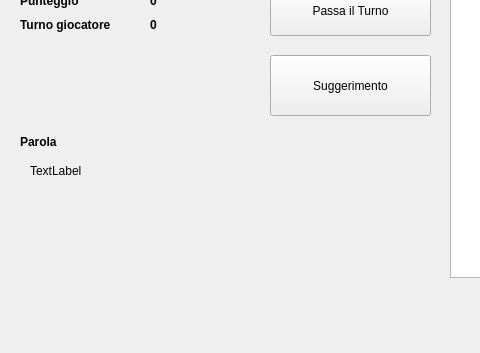
Before: the Qt Designer form UpWords/mainwindow.ui in giogandola98/UpWords, drawn with Qt 5; both pictures show x 0 to 480 and y 251 to 604 of the 914 by 604 pixel window.
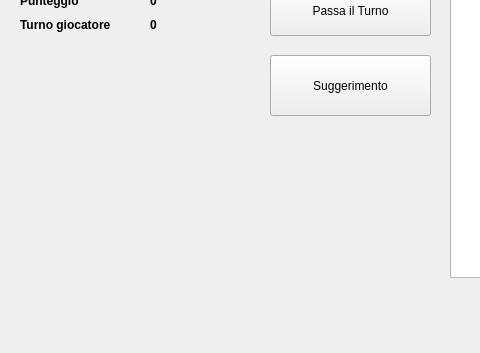
After: the same form once the commit is applied.

The edit to the form file:
```diff
--- a/UpWords/mainwindow.ui
+++ b/UpWords/mainwindow.ui
@@ -36,25 +36,6 @@
      <string>Lettere</string>
     </property>
    </widget>
-   <widget class="QLabel" name="label_2">
-    <property name="geometry">
-     <rect>
-      <x>20</x>
-      <y>350</y>
-      <width>47</width>
-      <height>13</height>
-     </rect>
-    </property>
-    <property name="font">
-     <font>
-      <weight>75</weight>
-      <bold>true</bold>
-     </font>
-    </property>
-    <property name="text">
-     <string>Parola</string>
-    </property>
-   </widget>
    <widget class="QPushButton" name="pushButton_6">
     <property name="geometry">
      <rect>
@@ -129,25 +110,6 @@
      <number>0</number>
     </property>
    </widget>
-   <widget class="QLabel" name="label_4">
-    <property name="geometry">
-     <rect>
-      <x>30</x>
-      <y>370</y>
-      <width>301</width>
-      <height>31</height>
-     </rect>
-    </property>
-    <property name="font">
-     <font>
-      <weight>50</weight>
-      <bold>false</bold>
-     </font>
-    </property>
-    <property name="text">
-     <string>TextLabel</string>
-    </property>
-   </widget>
    <widget class="QTableWidget" name="giocatori_table">
     <property name="geometry">
      <rect>
```
